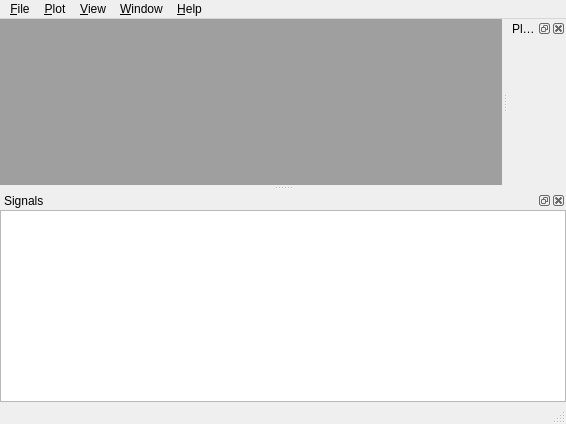
Qt form src/mainwindow.ui (kolod/Recon-Plotter) before a commit.
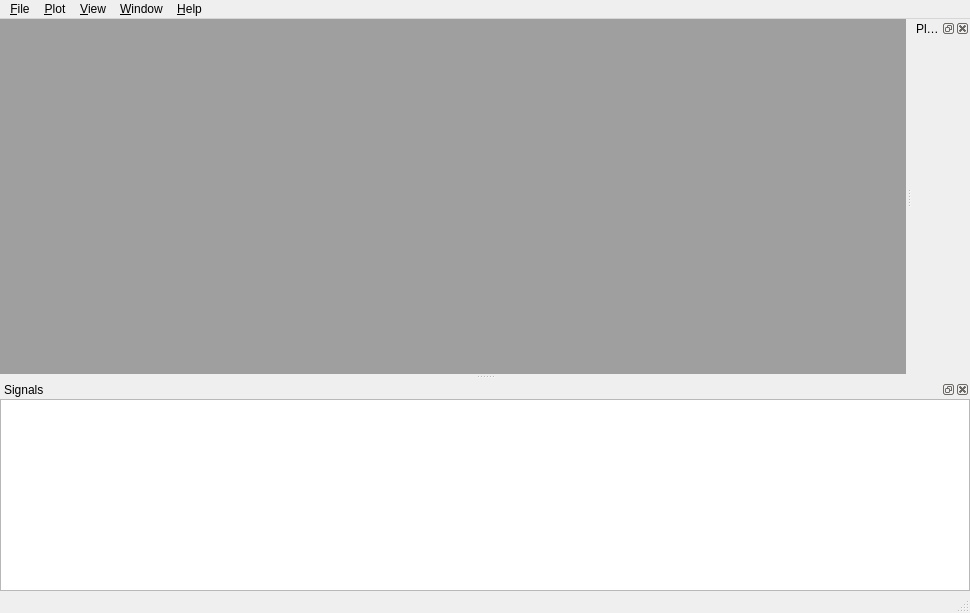
The same form after that commit. Icons and pictures are not drawn.

Diff of the .ui file:
```diff
--- a/src/mainwindow.ui
+++ b/src/mainwindow.ui
@@ -6,8 +6,8 @@
    <rect>
     <x>0</x>
     <y>0</y>
-    <width>566</width>
-    <height>424</height>
+    <width>970</width>
+    <height>613</height>
    </rect>
   </property>
   <property name="windowTitle">
@@ -40,8 +40,8 @@
     <rect>
      <x>0</x>
      <y>0</y>
-     <width>566</width>
-     <height>20</height>
+     <width>970</width>
+     <height>23</height>
     </rect>
    </property>
    <widget class="QMenu" name="menuFile">
```
Left out of the diff: 34 changed lines with no effect on the pictures.
